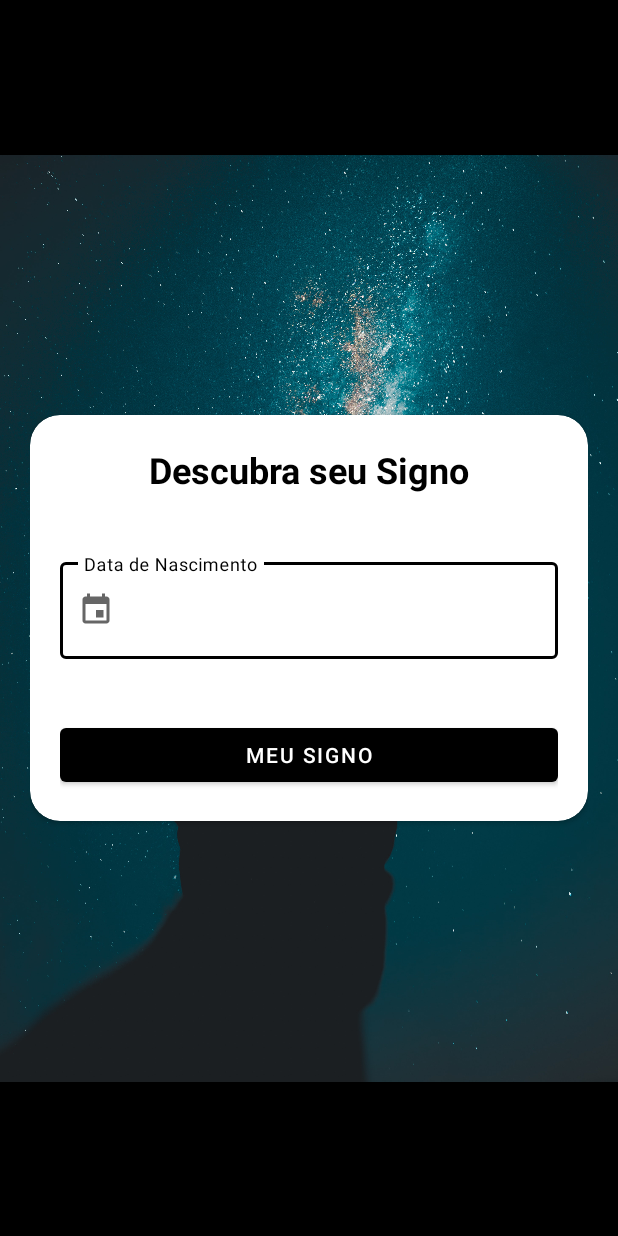
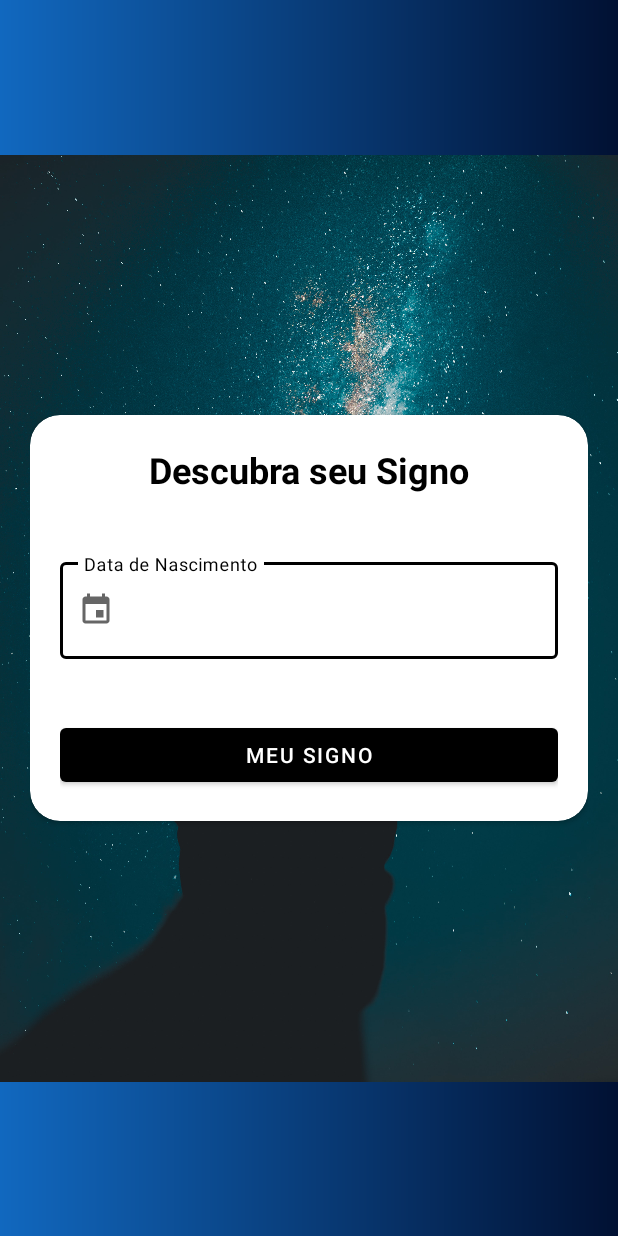
Before and after one commit to Samuel-Ricardo/Who_I_am, an Android app: the screen it shows after launch (MainActivity), on a phone screen of 412 x 824 dp. Run offline under Robolectric (Android 15) with nearby library versions, the phone set to English and light mode, and no system bars.

Commit message:
Created: Background - linear_gradient (drawable)

```diff
--- /dev/null
+++ b/app/src/main/res/drawable/linear_gradient.xml
@@ -0,0 +1,8 @@
+<?xml version="1.0" encoding="utf-8"?>
+<shape xmlns:android="http://schemas.android.com/apk/res/android">
+<gradient
+    android:startColor="#1168BF"
+    android:endColor="#011133"
+    android:type="linear"
+    />
+</shape>
--- a/app/src/main/res/layout/activity_main.xml
+++ b/app/src/main/res/layout/activity_main.xml
@@ -6,7 +6,7 @@
     xmlns:tools="http://schemas.android.com/tools"
     android:layout_width="match_parent"
     android:layout_height="match_parent"
-    android:background="@android:color/black"
+    android:background="@drawable/linear_gradient"
     tools:context=".view.ui.main.MainActivity"
     >
 
```
